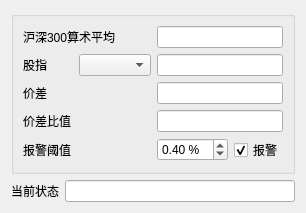
Before: the Qt Designer form dev/easytrader/deliverdlg.ui in unit-xx/xfiles, drawn with Qt 5.
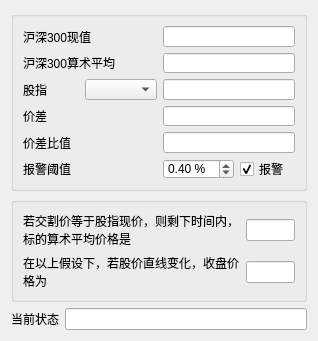
After: the same form once the commit is applied.

Patch:
```diff
--- a/dev/easytrader/deliverdlg.ui
+++ b/dev/easytrader/deliverdlg.ui
@@ -6,16 +6,22 @@
    <rect>
     <x>0</x>
     <y>0</y>
-    <width>306</width>
-    <height>188</height>
+    <width>318</width>
+    <height>341</height>
    </rect>
   </property>
   <property name="windowTitle">
    <string>股指交割价格</string>
   </property>
-  <layout class="QGridLayout" name="gridLayout_2">
+  <layout class="QGridLayout" name="gridLayout_3">
    <item row="0" column="0" colspan="2">
     <widget class="QGroupBox" name="groupBox">
+     <property name="sizePolicy">
+      <sizepolicy hsizetype="Preferred" vsizetype="Fixed">
+       <horstretch>0</horstretch>
+       <verstretch>0</verstretch>
+      </sizepolicy>
+     </property>
      <property name="title">
       <string/>
      </property>
@@ -23,54 +29,64 @@
       <item row="0" column="0" colspan="2">
        <widget class="QLabel" name="label_2">
         <property name="text">
-         <string>沪深300算术平均</string>
+         <string>沪深300现值</string>
         </property>
        </widget>
       </item>
       <item row="0" column="2" colspan="2">
+       <widget class="QLineEdit" name="hs300line"/>
+      </item>
+      <item row="1" column="0" colspan="2">
+       <widget class="QLabel" name="label_9">
+        <property name="text">
+         <string>沪深300算术平均</string>
+        </property>
+       </widget>
+      </item>
+      <item row="1" column="2" colspan="2">
        <widget class="QLineEdit" name="hs300avgline"/>
       </item>
-      <item row="1" column="0">
+      <item row="2" column="0">
        <widget class="QLabel" name="label_3">
         <property name="text">
          <string>股指</string>
         </property>
        </widget>
       </item>
-      <item row="1" column="1">
+      <item row="2" column="1">
        <widget class="QComboBox" name="sindexcmb"/>
       </item>
-      <item row="1" column="2" colspan="2">
+      <item row="2" column="2" colspan="2">
        <widget class="QLineEdit" name="sindexline"/>
       </item>
-      <item row="2" column="0">
+      <item row="3" column="0">
        <widget class="QLabel" name="label_4">
         <property name="text">
          <string>价差</string>
         </property>
        </widget>
       </item>
-      <item row="2" column="2" colspan="2">
+      <item row="3" column="2" colspan="2">
        <widget class="QLineEdit" name="diffline"/>
       </item>
-      <item row="3" column="0" colspan="2">
+      <item row="4" column="0" colspan="2">
        <widget class="QLabel" name="label_6">
         <property name="text">
          <string>价差比值</string>
         </property>
        </widget>
       </item>
-      <item row="3" column="2" colspan="2">
+      <item row="4" column="2" colspan="2">
        <widget class="QLineEdit" name="diffperline"/>
       </item>
-      <item row="4" column="0" colspan="2">
+      <item row="5" column="0" colspan="2">
        <widget class="QLabel" name="label_5">
         <property name="text">
          <string>报警阈值</string>
         </property>
        </widget>
       </item>
-      <item row="4" column="2">
+      <item row="5" column="2">
        <widget class="QDoubleSpinBox" name="warnspin">
         <property name="suffix">
          <string> %</string>
@@ -83,7 +99,7 @@
         </property>
        </widget>
       </item>
-      <item row="4" column="3">
+      <item row="5" column="3">
        <widget class="QCheckBox" name="playsignalchk">
         <property name="text">
          <string>报警</string>
@@ -96,14 +112,49 @@
      </layout>
     </widget>
    </item>
-   <item row="1" column="0">
+   <item row="1" column="0" colspan="2">
+    <widget class="QGroupBox" name="groupBox_2">
+     <property name="title">
+      <string/>
+     </property>
+     <layout class="QGridLayout" name="gridLayout_2">
+      <item row="0" column="0">
+       <widget class="QLabel" name="label_7">
+        <property name="text">
+         <string>若交割价等于股指现价，则剩下时间内，标的算术平均价格是</string>
+        </property>
+        <property name="wordWrap">
+         <bool>true</bool>
+        </property>
+       </widget>
+      </item>
+      <item row="0" column="1">
+       <widget class="QLineEdit" name="remainavgline"/>
+      </item>
+      <item row="1" column="0">
+       <widget class="QLabel" name="label_8">
+        <property name="text">
+         <string>在以上假设下，若股价直线变化，收盘价格为</string>
+        </property>
+        <property name="wordWrap">
+         <bool>true</bool>
+        </property>
+       </widget>
+      </item>
+      <item row="1" column="1">
+       <widget class="QLineEdit" name="predictcloseline"/>
+      </item>
+     </layout>
+    </widget>
+   </item>
+   <item row="2" column="0">
     <widget class="QLabel" name="label">
      <property name="text">
       <string>当前状态</string>
      </property>
     </widget>
    </item>
-   <item row="1" column="1">
+   <item row="2" column="1">
     <widget class="QLineEdit" name="statusline"/>
    </item>
   </layout>
```
